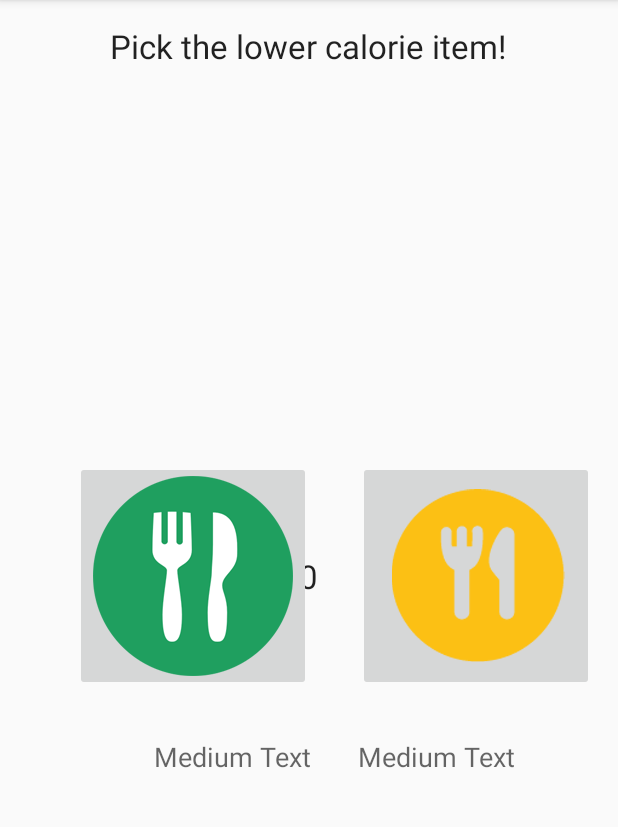
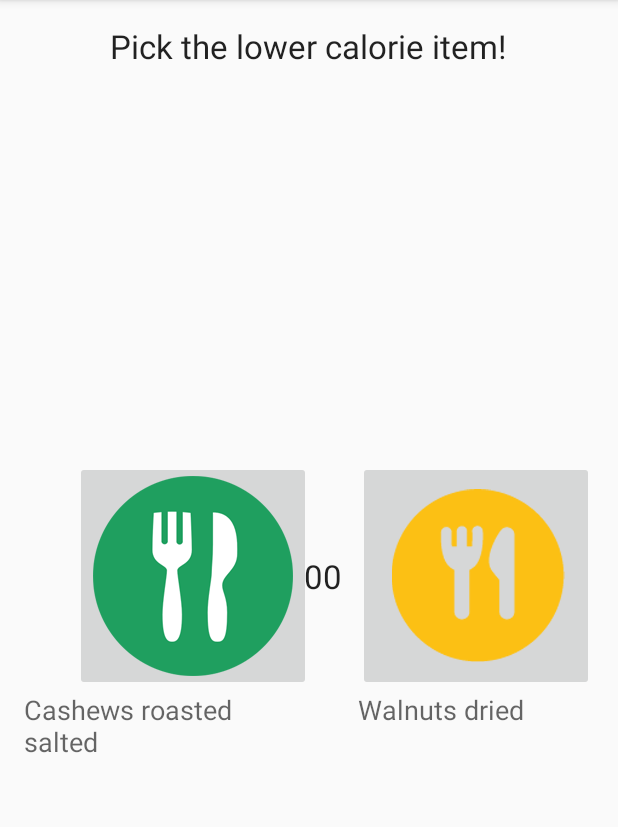
Before and after one commit to vinnychan/thefoodisright, an Android app: the screen it shows after launch (MainActivity), in the options menu, after a tap on "Settings", on a phone screen of 412 x 824 dp, the part 84-911 px from its top. Run offline under Robolectric (Android 15) with nearby library versions, the phone set to English and light mode, and no system bars.

Commit message:
legume implementation

```diff
--- a/app/src/main/java/me/vinnychan/thefoodisright/CSVFile.java
+++ b/app/src/main/java/me/vinnychan/thefoodisright/CSVFile.java
@@ -11,17 +11,27 @@ public class CSVFile {
     InputStream inputStream;
 
     public CSVFile(InputStream inputStream){
+
         this.inputStream = inputStream;
     }
 
-    public List<String[]> read(){
-        List<String[]> resultList = new ArrayList<String[]>();
+    public List<Legume> read(){
+        List<Legume> resultList = new ArrayList<Legume>();
         BufferedReader reader = new BufferedReader(new InputStreamReader(inputStream));
         try {
+
+            Legume legume;
+
             String csvLine;
             while ((csvLine = reader.readLine()) != null) {
+
+
                 String[] row = csvLine.split(",");
-                resultList.add(row);
+                double calorie = Double.parseDouble(row[1]);
+
+                legume = new Legume(row[0], calorie);
+
+                resultList.add(legume);
             }
         }
         catch (IOException ex) {
--- /dev/null
+++ b/app/src/main/java/me/vinnychan/thefoodisright/Legume.java
@@ -0,0 +1,32 @@
+package me.vinnychan.thefoodisright;
+
+/**
+ * Created by yves on 21/02/15.
+ */
+public class Legume {
+
+    String name;
+    double calorie;
+
+    public Legume(String name, double calorie) {
+        this.name = name;
+        this.calorie = calorie;
+    }
+
+    public String getName() {
+        return name;
+    }
+
+    public void setName(String name) {
+        this.name = name;
+    }
+
+    public double getCalorie() {
+        return calorie;
+    }
+
+    public void setCalorie(double calorie) {
+        this.calorie = calorie;
+    }
+
+}
--- a/app/src/main/java/me/vinnychan/thefoodisright/MainActivity.java
+++ b/app/src/main/java/me/vinnychan/thefoodisright/MainActivity.java
@@ -1,40 +1,82 @@
 package me.vinnychan.thefoodisright;
 
-import android.os.Parcelable;
 import android.support.v7.app.ActionBarActivity;
 import android.os.Bundle;
 import android.view.Menu;
 import android.view.MenuItem;
-import android.widget.ListView;
+import android.view.View;
+import android.widget.ImageButton;
+import android.widget.TextView;
 
 import java.io.InputStream;
 import java.util.List;
-
+import java.util.Random;
 
 public class MainActivity extends ActionBarActivity {
 
-    private ListView listView;
-    private ItemArrayAdapter itemArrayAdapter;
+    public List<Legume> legumeList;
+    ImageButton foodButton1, foodButton2;
+
+    int food1, food2;
+    int score = 0;
+
+    Random randomNumber1 = new Random();
+    Random randomNumber2 = new Random();
+    TextView foodText1, foodText2, scoreText;
 
     @Override
     public void onCreate(Bundle savedInstanceState) {
         super.onCreate(savedInstanceState);
         setContentView(R.layout.activity_main);
-        //listView = (ListView) findViewById(R.id.listView);
-        itemArrayAdapter = new ItemArrayAdapter(getApplicationContext(), R.layout.item_layout);
 
-        //Parcelable state = listView.onSaveInstanceState();
-        //listView.setAdapter(itemArrayAdapter);
-        //listView.onRestoreInstanceState(state);
+        foodButton1 = (ImageButton) findViewById(R.id.foodButton1);
+        foodButton2 = (ImageButton) findViewById(R.id.foodButton2);
+        foodText1 = (TextView) findViewById(R.id.foodText1);
+        foodText2  = (TextView) findViewById(R.id.foodText2);
+        scoreText = (TextView) findViewById(R.id.scoreText);
 
-        InputStream inputStream = getResources().openRawResource(R.raw.stats);
+        InputStream inputStream = getResources().openRawResource(R.raw.legumes);
         CSVFile csvFile = new CSVFile(inputStream);
-        List<String[]> scoreList = csvFile.read();
+        legumeList = csvFile.read();
 
-        for(String[] scoreData:scoreList ) {
-            itemArrayAdapter.add(scoreData);
+        updateFood();
+
+        foodButton1.setOnClickListener(new View.OnClickListener() {
+            public void onClick(View v) {
+               if (legumeList.get(food1).getCalorie() < legumeList.get(food2).getCalorie()) {
+                    score += 100;
+                } else {
+                    score -= 100;
+               }
+                updateFood();
+            }
+        });
+
+        foodButton2.setOnClickListener(new View.OnClickListener() {
+            public void onClick(View v) {
+                if (legumeList.get(food2).getCalorie() < legumeList.get(food1).getCalorie()) {
+                    score += 100;
+                } else {
+                    score -= 100;
+                }
+                updateFood();
+            }
+        });
+    }
+
+    public void updateFood() {
+        food1 = randomNumber1.nextInt(legumeList.size() - 1);
+        food2 = randomNumber2.nextInt(legumeList.size() - 1);
+
+        while (food1 == food2) {
+            food2 = randomNumber2.nextInt(legumeList.size() - 1);
         }
+
+        foodText1.setText(legumeList.get(food1).getName());
+        foodText2.setText(legumeList.get(food2).getName());
+        scoreText.setText("" + score);
     }
+
 
 
     @Override
--- a/app/src/main/res/layout/activity_main.xml
+++ b/app/src/main/res/layout/activity_main.xml
@@ -34,7 +34,8 @@
         android:layout_alignParentLeft="true"
         android:layout_alignParentStart="true"
         android:layout_marginLeft="34dp"
-        android:layout_marginStart="34dp" />
+        android:layout_marginStart="34dp"
+        android:onClick="onClick" />
 
     <ImageButton
         android:layout_width="wrap_content"
@@ -53,8 +54,7 @@
         android:id="@+id/foodText1"
         android:layout_below="@+id/foodButton1"
         android:layout_alignRight="@+id/foodButton1"
-        android:layout_alignEnd="@+id/foodButton1"
-        android:layout_marginTop="31dp" />
+        android:layout_alignEnd="@+id/foodButton1" />
 
     <TextView
         android:layout_width="wrap_content"
```
Also changed, not shown: app/src/main/java/me/vinnychan/thefoodisright/CalorieList.java (added, +26 -0 lines), app/src/main/java/me/vinnychan/thefoodisright/FoodLists.java (added, +8 -0 lines), app/src/main/java/me/vinnychan/thefoodisright/ItemArrayAdapter.java (deleted, +0 -60 lines), app/src/main/res/raw/legumes.csv (added, +51 -0 lines), 1 other file.
